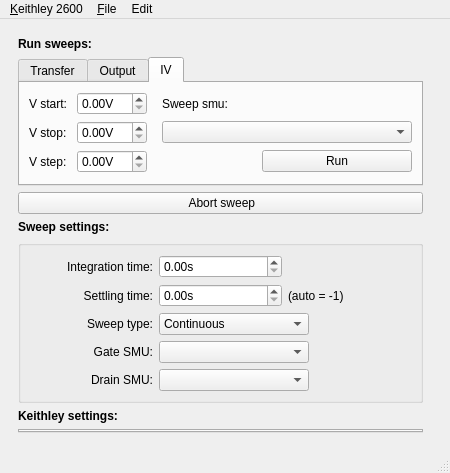
Before: the Qt Designer form keithleygui/main.ui in OE-FET/keithleygui, drawn with Qt 5.
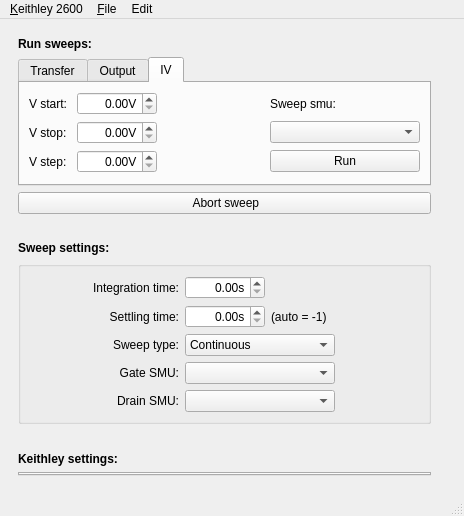
After: the same form once the commit is applied. The open tabs and pages were chosen to show the change. Custom widgets are drawn as their Qt base class.

Diff of the .ui file:
```diff
--- a/keithleygui/main.ui
+++ b/keithleygui/main.ui
@@ -6,8 +6,8 @@
    <rect>
     <x>0</x>
     <y>0</y>
-    <width>450</width>
-    <height>472</height>
+    <width>464</width>
+    <height>516</height>
    </rect>
   </property>
   <property name="windowTitle">
@@ -33,7 +33,7 @@
        <widget class="QTabWidget" name="tabWidgetSweeps">
         <property name="minimumSize">
          <size>
-          <width>400</width>
+          <width>0</width>
           <height>0</height>
          </size>
         </property>
@@ -128,10 +128,19 @@
            <widget class="ScienDSpinBox" name="ScienDSpinBoxVgStart">
             <property name="minimumSize">
              <size>
-              <width>70</width>
+              <width>80</width>
               <height>0</height>
              </size>
             </property>
+            <property name="maximumSize">
+             <size>
+              <width>80</width>
+              <height>16777215</height>
+             </size>
+            </property>
+            <property name="alignment">
+             <set>Qt::AlignRight|Qt::AlignTrailing|Qt::AlignVCenter</set>
+            </property>
             <property name="suffix">
              <string>V</string>
             </property>
@@ -141,10 +150,19 @@
            <widget class="ScienDSpinBox" name="ScienDSpinBoxVgStop">
             <property name="minimumSize">
              <size>
-              <width>70</width>
+              <width>80</width>
               <height>0</height>
              </size>
             </property>
+            <property name="maximumSize">
+             <size>
+              <width>80</width>
+              <height>16777215</height>
+             </size>
+            </property>
+            <property name="alignment">
+             <set>Qt::AlignRight|Qt::AlignTrailing|Qt::AlignVCenter</set>
+            </property>
             <property name="suffix">
              <string>V</string>
             </property>
@@ -154,10 +172,19 @@
            <widget class="ScienDSpinBox" name="ScienDSpinBoxVgStep">
             <property name="minimumSize">
              <size>
-              <width>70</width>
+              <width>80</width>
               <height>0</height>
              </size>
             </property>
+            <property name="maximumSize">
+             <size>
+              <width>80</width>
+              <height>16777215</height>
+             </size>
+            </property>
+            <property name="alignment">
+             <set>Qt::AlignRight|Qt::AlignTrailing|Qt::AlignVCenter</set>
+            </property>
             <property name="suffix">
              <string>V</string>
             </property>
@@ -253,10 +280,19 @@
            <widget class="ScienDSpinBox" name="ScienDSpinBoxVdStart">
             <property name="minimumSize">
              <size>
-              <width>70</width>
+              <width>80</width>
               <height>0</height>
              </size>
             </property>
+            <property name="maximumSize">
+             <size>
+              <width>80</width>
+              <height>16777215</height>
+             </size>
+            </property>
+            <property name="alignment">
+             <set>Qt::AlignRight|Qt::AlignTrailing|Qt::AlignVCenter</set>
+            </property>
             <property name="suffix">
              <string>V</string>
             </property>
@@ -266,10 +302,19 @@
            <widget class="ScienDSpinBox" name="ScienDSpinBoxVdStop">
             <property name="minimumSize">
              <size>
-              <width>70</width>
+              <width>80</width>
               <height>0</height>
              </size>
             </property>
+            <property name="maximumSize">
+             <size>
+              <width>80</width>
+              <height>16777215</height>
+             </size>
+            </property>
+            <property name="alignment">
+             <set>Qt::AlignRight|Qt::AlignTrailing|Qt::AlignVCenter</set>
+            </property>
             <property name="suffix">
              <string>V</string>
             </property>
@@ -279,10 +324,19 @@
            <widget class="ScienDSpinBox" name="ScienDSpinBoxVdStep">
             <property name="minimumSize">
              <size>
-              <width>70</width>
+              <width>80</width>
               <height>0</height>
              </size>
             </property>
+            <property name="maximumSize">
+             <size>
+              <width>80</width>
+              <height>16777215</height>
+             </size>
+            </property>
+            <property name="alignment">
+             <set>Qt::AlignRight|Qt::AlignTrailing|Qt::AlignVCenter</set>
+            </property>
             <property name="suffix">
              <string>V</string>
             </property>
@@ -320,7 +374,7 @@
            <widget class="QComboBox" name="comboBoxSweepSMU">
             <property name="minimumSize">
              <size>
-              <width>250</width>
+              <width>0</width>
               <height>0</height>
              </size>
             </property>
@@ -372,10 +426,19 @@
            <widget class="ScienDSpinBox" name="ScienDSpinBoxVStop">
             <property name="minimumSize">
              <size>
-              <width>70</width>
+              <width>80</width>
               <height>0</height>
              </size>
             </property>
+            <property name="maximumSize">
+             <size>
+              <width>80</width>
+              <height>16777215</height>
+             </size>
+            </property>
+            <property name="alignment">
+             <set>Qt::AlignRight|Qt::AlignTrailing|Qt::AlignVCenter</set>
+            </property>
             <property name="suffix">
              <string>V</string>
             </property>
@@ -385,10 +448,19 @@
            <widget class="ScienDSpinBox" name="ScienDSpinBoxVStep">
             <property name="minimumSize">
              <size>
-              <width>70</width>
+              <width>80</width>
               <height>0</height>
              </size>
             </property>
+            <property name="maximumSize">
+             <size>
+              <width>80</width>
+              <height>16777215</height>
+             </size>
+            </property>
+            <property name="alignment">
+             <set>Qt::AlignRight|Qt::AlignTrailing|Qt::AlignVCenter</set>
+            </property>
             <property name="suffix">
              <string>V</string>
             </property>
@@ -398,10 +470,19 @@
            <widget class="ScienDSpinBox" name="ScienDSpinBoxVStart">
             <property name="minimumSize">
              <size>
-              <width>70</width>
+              <width>80</width>
               <height>0</height>
              </size>
             </property>
+            <property name="maximumSize">
+             <size>
+              <width>80</width>
+              <height>16777215</height>
+             </size>
+            </property>
+            <property name="alignment">
+             <set>Qt::AlignRight|Qt::AlignTrailing|Qt::AlignVCenter</set>
+            </property>
             <property name="suffix">
              <string>V</string>
             </property>
@@ -612,10 +693,19 @@
           <widget class="ScienDSpinBox" name="ScienDSpinBoxInt">
            <property name="minimumSize">
             <size>
-             <width>70</width>
+             <width>80</width>
              <height>0</height>
             </size>
            </property>
+           <property name="maximumSize">
+            <size>
+             <width>80</width>
+             <height>16777215</height>
+            </size>
+           </property>
+           <property name="alignment">
+            <set>Qt::AlignRight|Qt::AlignTrailing|Qt::AlignVCenter</set>
+           </property>
            <property name="suffix">
             <string>s</string>
            </property>
@@ -625,10 +715,19 @@
           <widget class="ScienDSpinBox" name="ScienDSpinBoxSettling">
            <property name="minimumSize">
             <size>
-             <width>70</width>
+             <width>80</width>
              <height>0</height>
             </size>
            </property>
+           <property name="maximumSize">
+            <size>
+             <width>80</width>
+             <height>16777215</height>
+            </size>
+           </property>
+           <property name="alignment">
+            <set>Qt::AlignRight|Qt::AlignTrailing|Qt::AlignVCenter</set>
+           </property>
            <property name="suffix">
             <string>s</string>
            </property>
@@ -666,8 +765,8 @@
     <rect>
      <x>0</x>
      <y>0</y>
-     <width>450</width>
-     <height>19</height>
+     <width>464</width>
+     <height>20</height>
     </rect>
    </property>
    <widget class="QMenu" name="menu_Keithley_2600">
```
